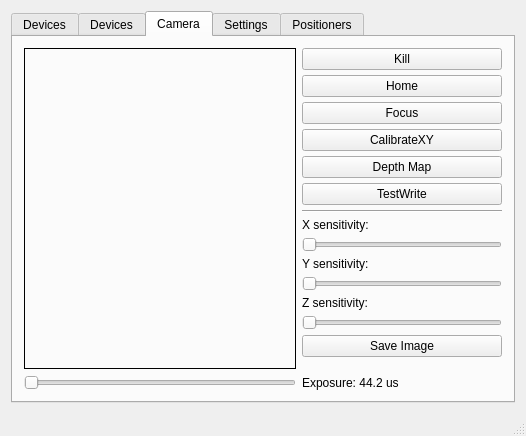
mvxe/MLA-CS, file GUI/mainwindow.ui: the form before one commit.
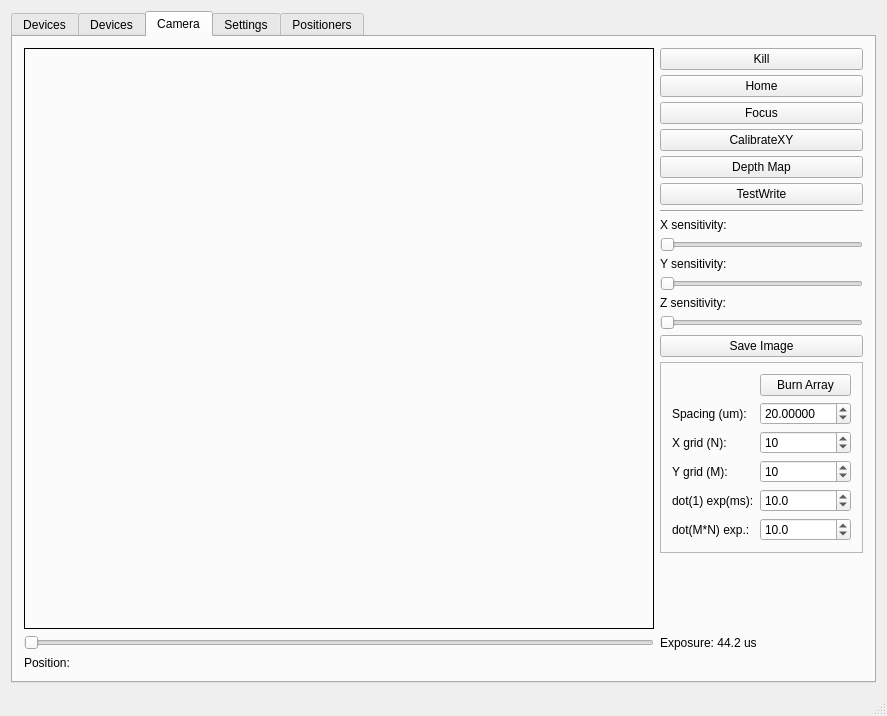
The form after the commit. The open tabs and pages were chosen to show the change. Icons and pictures are not drawn. Custom widgets are drawn as their Qt base class.

Commit message: added new procedure burn_array various other minor changes

```diff
--- a/GUI/mainwindow.ui
+++ b/GUI/mainwindow.ui
@@ -6,8 +6,8 @@
    <rect>
     <x>0</x>
     <y>0</y>
-    <width>526</width>
-    <height>436</height>
+    <width>887</width>
+    <height>716</height>
    </rect>
   </property>
   <property name="sizePolicy">
@@ -378,7 +378,7 @@
          </widget>
         </item>
         <item row="0" column="2">
-         <layout class="QVBoxLayout" name="verticalLayout_3" stretch="0,0,0,0,0,0,0,0,0,0,0,0,0,0,0">
+         <layout class="QVBoxLayout" name="verticalLayout_3" stretch="0,0,0,0,0,0,0,0,0,0,0,0,0,0,0,0">
           <property name="spacing">
            <number>5</number>
           </property>
@@ -534,21 +534,162 @@
             </property>
            </widget>
           </item>
+          <item>
+           <widget class="QFrame" name="frame">
+            <property name="frameShape">
+             <enum>QFrame::StyledPanel</enum>
+            </property>
+            <property name="frameShadow">
+             <enum>QFrame::Raised</enum>
+            </property>
+            <layout class="QGridLayout" name="gridLayout_8">
+             <item row="5" column="1">
+              <widget class="QDoubleSpinBox" name="sb_PBurnArray_dotlst">
+               <property name="decimals">
+                <number>1</number>
+               </property>
+               <property name="minimum">
+                <double>0.200000000000000</double>
+               </property>
+               <property name="maximum">
+                <double>1000000.000000000000000</double>
+               </property>
+               <property name="value">
+                <double>10.000000000000000</double>
+               </property>
+              </widget>
+             </item>
+             <item row="4" column="1">
+              <widget class="QDoubleSpinBox" name="sb_PBurnArray_dotfst">
+               <property name="decimals">
+                <number>1</number>
+               </property>
+               <property name="minimum">
+                <double>0.200000000000000</double>
+               </property>
+               <property name="maximum">
+                <double>1000000.000000000000000</double>
+               </property>
+               <property name="singleStep">
+                <double>1.000000000000000</double>
+               </property>
+               <property name="value">
+                <double>10.000000000000000</double>
+               </property>
+              </widget>
+             </item>
+             <item row="1" column="1">
+              <widget class="QDoubleSpinBox" name="sb_PBurnArray_spacing">
+               <property name="decimals">
+                <number>5</number>
+               </property>
+               <property name="minimum">
+                <double>0.010000000000000</double>
+               </property>
+               <property name="maximum">
+                <double>1000.000000000000000</double>
+               </property>
+               <property name="value">
+                <double>20.000000000000000</double>
+               </property>
+              </widget>
+             </item>
+             <item row="2" column="0">
+              <widget class="QLabel" name="label_5">
+               <property name="text">
+                <string>X grid (N):</string>
+               </property>
+              </widget>
+             </item>
+             <item row="4" column="0">
+              <widget class="QLabel" name="label_17">
+               <property name="text">
+                <string>dot(1) exp(ms):</string>
+               </property>
+              </widget>
+             </item>
+             <item row="0" column="1">
+              <widget class="QPushButton" name="btn_PBurnArray">
+               <property name="text">
+                <string>Burn Array</string>
+               </property>
+              </widget>
+             </item>
+             <item row="3" column="0">
+              <widget class="QLabel" name="label_16">
+               <property name="text">
+                <string>Y grid (M):</string>
+               </property>
+              </widget>
+             </item>
+             <item row="5" column="0">
+              <widget class="QLabel" name="label_18">
+               <property name="text">
+                <string>dot(M*N) exp.:</string>
+               </property>
+              </widget>
+             </item>
+             <item row="2" column="1">
+              <widget class="QSpinBox" name="sb_PBurnArray_xgrid">
+               <property name="minimum">
+                <number>1</number>
+               </property>
+               <property name="maximum">
+                <number>1000</number>
+               </property>
+               <property name="value">
+                <number>10</number>
+               </property>
+              </widget>
+             </item>
+             <item row="3" column="1">
+              <widget class="QSpinBox" name="sb_PBurnArray_ygrid">
+               <property name="minimum">
+                <number>1</number>
+               </property>
+               <property name="maximum">
+                <number>1000</number>
+               </property>
+               <property name="value">
+                <number>10</number>
+               </property>
+              </widget>
+             </item>
+             <item row="1" column="0">
+              <widget class="QLabel" name="label_4">
+               <property name="text">
+                <string>Spacing (um):</string>
+               </property>
+              </widget>
+             </item>
+            </layout>
+           </widget>
+          </item>
           <item>
            <spacer name="verticalSpacer_3">
             <property name="orientation">
              <enum>Qt::Vertical</enum>
             </property>
+            <property name="sizeType">
+             <enum>QSizePolicy::Expanding</enum>
+            </property>
             <property name="sizeHint" stdset="0">
              <size>
               <width>0</width>
-              <height>0</height>
+              <height>10</height>
              </size>
             </property>
            </spacer>
           </item>
          </layout>
         </item>
+        <item row="2" column="0">
+         <widget class="QLabel" name="lbl_position">
+          <property name="text">
+           <string>Position:</string>
+          </property>
+         </widget>
+        </item>
        </layout>
       </widget>
       <widget class="QWidget" name="tab_settings">
```
The commit also changes 10 other files.
